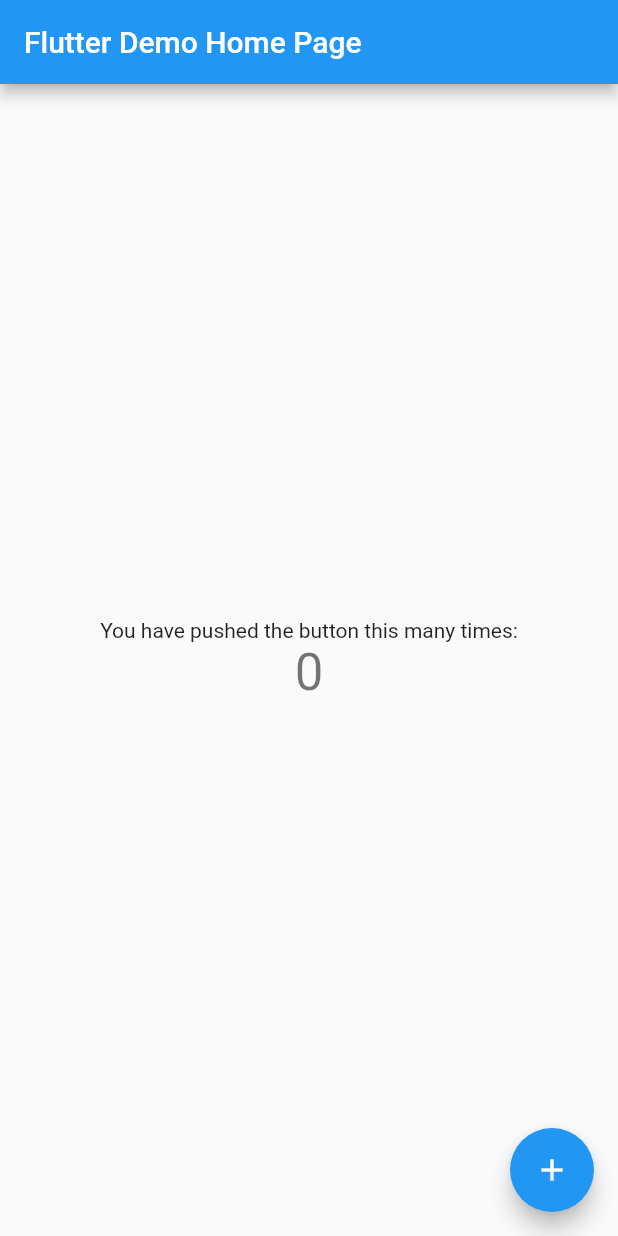
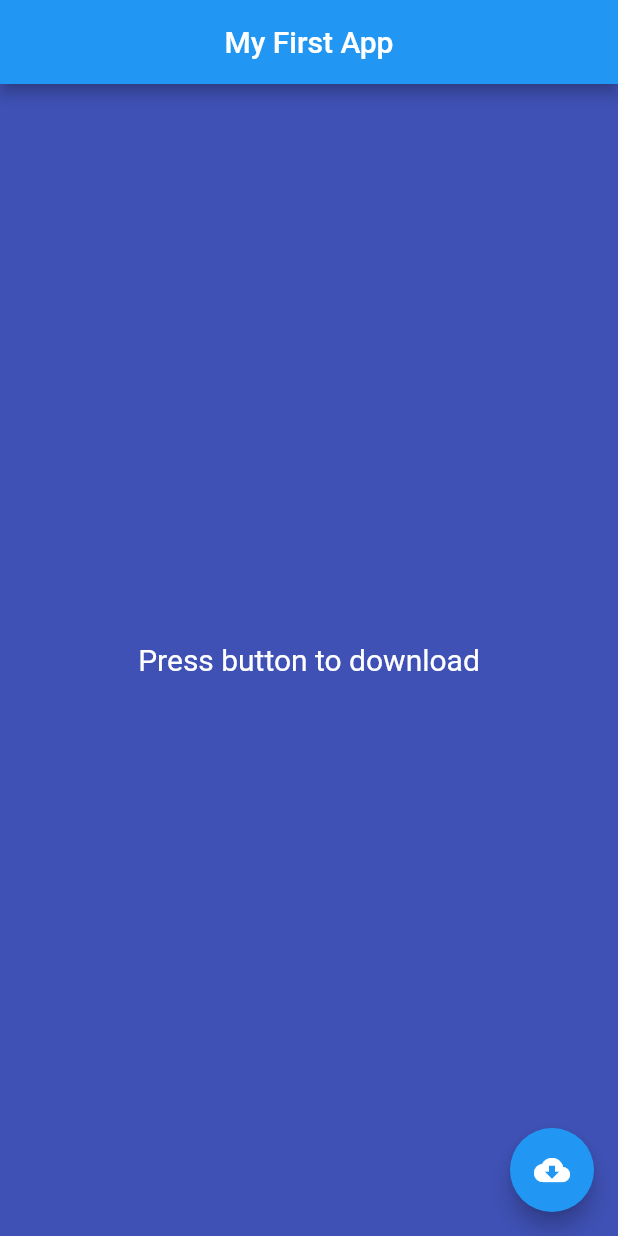
Before and after one commit to USSRFantom/stateful_widget, a Flutter app: the screen it shows after launch, on a phone screen of 412 x 824 dp. Run offline on Flutter 3.47's test engine with Material 2 defaults, Android fonts, the phone set to English and light mode, and no system bars.

Commit message:
stateful widget

```diff
--- a/lib/main.dart
+++ b/lib/main.dart
@@ -1,115 +1,83 @@
+import 'dart:async';
+
 import 'package:flutter/material.dart';
 
-void main() {
-  runApp(const MyApp());
-}
+void main() => runApp(MyFirstApp());
 
-class MyApp extends StatelessWidget {
-  const MyApp({Key? key}) : super(key: key);
-
-  // This widget is the root of your application.
+class MyFirstApp extends StatefulWidget {
   @override
-  Widget build(BuildContext context) {
-    return MaterialApp(
-      title: 'Flutter Demo',
-      theme: ThemeData(
-        // This is the theme of your application.
-        //
-        // Try running your application with "flutter run". You'll see the
-        // application has a blue toolbar. Then, without quitting the app, try
-        // changing the primarySwatch below to Colors.green and then invoke
-        // "hot reload" (press "r" in the console where you ran "flutter run",
-        // or simply save your changes to "hot reload" in a Flutter IDE).
-        // Notice that the counter didn't reset back to zero; the application
-        // is not restarted.
-        primarySwatch: Colors.blue,
-      ),
-      home: const MyHomePage(title: 'Flutter Demo Home Page'),
-    );
+  State<StatefulWidget> createState() {
+    return _MyFirstAppState();
   }
 }
 
-class MyHomePage extends StatefulWidget {
-  const MyHomePage({Key? key, required this.title}) : super(key: key);
-
-  // This widget is the home page of your application. It is stateful, meaning
-  // that it has a State object (defined below) that contains fields that affect
-  // how it looks.
-
-  // This class is the configuration for the state. It holds the values (in this
-  // case the title) provided by the parent (in this case the App widget) and
-  // used by the build method of the State. Fields in a Widget subclass are
-  // always marked "final".
-
-  final String title;
+class _MyFirstAppState extends State<MyFirstApp> {
+  late bool _loading;
+  late double _progressvalue;
 
   @override
-  State<MyHomePage> createState() => _MyHomePageState();
-}
-
-class _MyHomePageState extends State<MyHomePage> {
-  int _counter = 0;
-
-  void _incrementCounter() {
-    setState(() {
-      // This call to setState tells the Flutter framework that something has
-      // changed in this State, which causes it to rerun the build method below
-      // so that the display can reflect the updated values. If we changed
-      // _counter without calling setState(), then the build method would not be
-      // called again, and so nothing would appear to happen.
-      _counter++;
-    });
+  void initState() {
+    _loading = false;
+    _progressvalue = 0.0;
+    super.initState();
   }
 
   @override
   Widget build(BuildContext context) {
-    // This method is rerun every time setState is called, for instance as done
-    // by the _incrementCounter method above.
-    //
-    // The Flutter framework has been optimized to make rerunning build methods
-    // fast, so that you can just rebuild anything that needs updating rather
-    // than having to individually change instances of widgets.
-    return Scaffold(
+    return MaterialApp(
+      home: Scaffold(
+        backgroundColor: Colors.indigo,
         appBar: AppBar(
-        // Here we take the value from the MyHomePage object that was created by
-        // the App.build method, and use it to set our appbar title.
-        title: Text(widget.title),
+          title: const Text("My First App"),
+          centerTitle: true,
         ),
         body: Center(
-        // Center is a layout widget. It takes a single child and positions it
-        // in the middle of the parent.
-        child: Column(
-          // Column is also a layout widget. It takes a list of children and
-          // arranges them vertically. By default, it sizes itself to fit its
-          // children horizontally, and tries to be as tall as its parent.
-          //
-          // Invoke "debug painting" (press "p" in the console, choose the
-          // "Toggle Debug Paint" action from the Flutter Inspector in Android
-          // Studio, or the "Toggle Debug Paint" command in Visual Studio Code)
-          // to see the wireframe for each widget.
-          //
-          // Column has various properties to control how it sizes itself and
-          // how it positions its children. Here we use mainAxisAlignment to
-          // center the children vertically; the main axis here is the vertical
-          // axis because Columns are vertical (the cross axis would be
-          // horizontal).
+          child: Container(
+            padding: EdgeInsets.all(16),
+            child: _loading
+                ? Column(
                     mainAxisAlignment: MainAxisAlignment.center,
                     children: <Widget>[
-            const Text(
-              'You have pushed the button this many times:',
+                      LinearProgressIndicator(
+                        value: _progressvalue,
                       ),
                       Text(
-              '$_counter',
-              style: Theme.of(context).textTheme.headline4,
+                        '${(_progressvalue * 100.round())}',
+                        style: TextStyle(color: Colors.white, fontSize: 20),
                       ),
                     ],
+                  )
+                : const Text(
+                    "Press button to download",
+                    style: TextStyle(color: Colors.white, fontSize: 20),
+                  ),
           ),
         ),
         floatingActionButton: FloatingActionButton(
-        onPressed: _incrementCounter,
-        tooltip: 'Increment',
-        child: const Icon(Icons.add),
-      ), // This trailing comma makes auto-formatting nicer for build methods.
+          onPressed: (){
+            setState(() {
+              _loading = !_loading;
+              _updateProgress();
+            });
+          },
+          child: Icon(Icons.cloud_download),
+        ),
+      ),
     );
   }
+
+  void _updateProgress(){
+    const oneSrc = const Duration(seconds: 1);
+    Timer.periodic(oneSrc, (Timer t){
+      setState(() {
+        _progressvalue += 0.2;
+        if(_progressvalue.toStringAsFixed(1) == '1.0'){
+          _loading  = false;
+          t.cancel();
+          _progressvalue = 0.0;
+          return;
         }
+      });
+    });
+  }
+}
```
Lines whose indentation alone changed are shown as unchanged.
